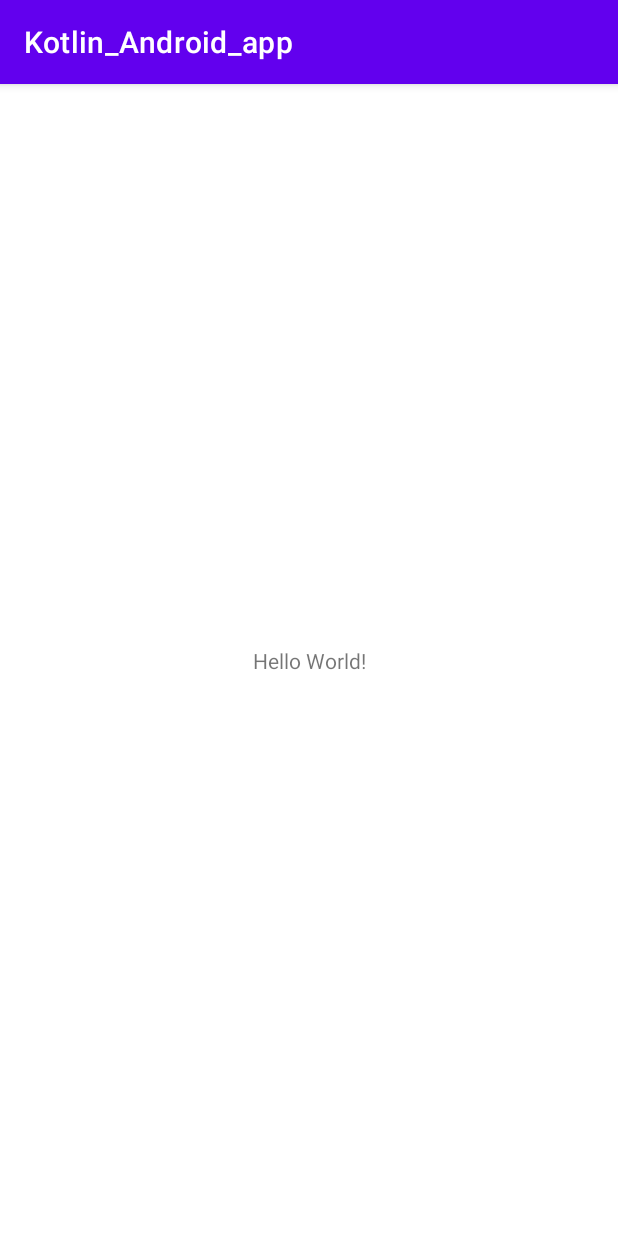
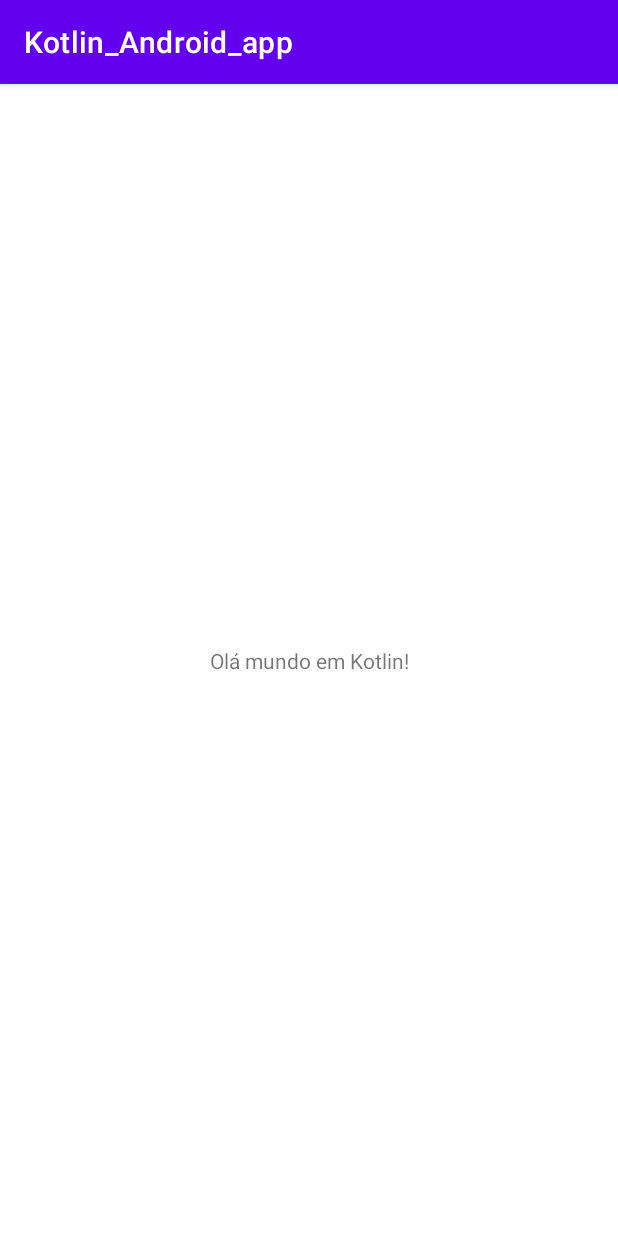
Before and after one commit to Marco195/Kotlin_Android_app, an Android app: the screen it shows after launch (MainActivity), on a phone screen of 412 x 824 dp. Run offline under Robolectric (Android 15) with nearby library versions, the phone set to English and light mode, and no system bars.

Commit message:
update textview message changed

```diff
--- a/app/src/main/res/layout/activity_main.xml
+++ b/app/src/main/res/layout/activity_main.xml
@@ -9,7 +9,7 @@
     <TextView
         android:layout_width="wrap_content"
         android:layout_height="wrap_content"
-        android:text="Hello World!"
+        android:text="Olá mundo em Kotlin!"
         app:layout_constraintBottom_toBottomOf="parent"
         app:layout_constraintEnd_toEndOf="parent"
         app:layout_constraintStart_toStartOf="parent"
```
